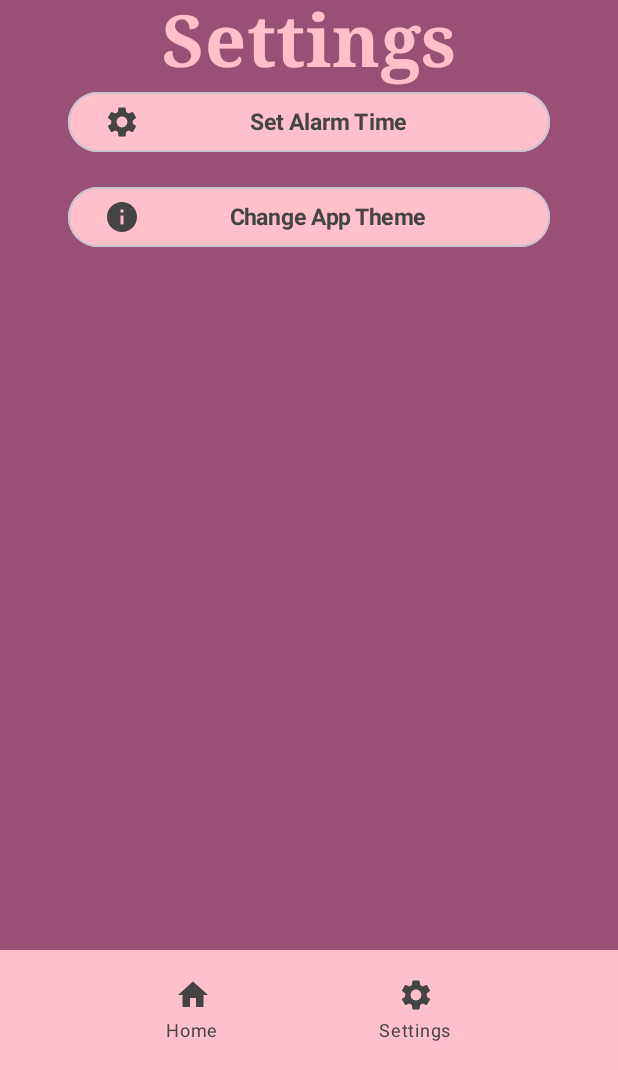
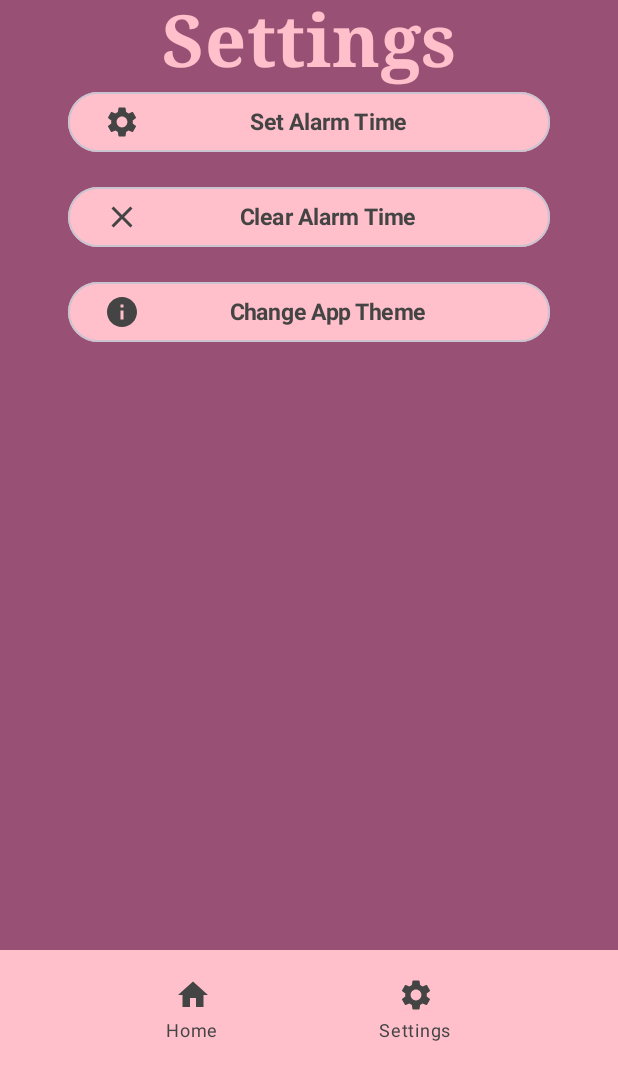
Before and after one commit to OliverAdams56/Android_Studio_Alarm_App, an Android app built with Jetpack Compose: the screen it shows after launch (MainActivity), after a tap on "Settings", on a phone screen of 412 x 824 dp, the part 166-1236 px from its top. Run offline under Robolectric (Android 15) with nearby library versions, the phone set to English and light mode, and no system bars.

```diff
--- a/app/src/main/AndroidManifest.xml
+++ b/app/src/main/AndroidManifest.xml
@@ -2,6 +2,7 @@
 <manifest xmlns:android="http://schemas.android.com/apk/res/android"
     xmlns:tools="http://schemas.android.com/tools">
 
+    <uses-permission android:name="android.permission.POST_NOTIFICATIONS" />
     <application
         android:allowBackup="true"
         android:dataExtractionRules="@xml/data_extraction_rules"
--- a/app/src/main/java/com/example/wakeup/MainActivity.kt
+++ b/app/src/main/java/com/example/wakeup/MainActivity.kt
@@ -1,36 +1,46 @@
 package com.example.wakeup
 
-import android.content.res.Configuration
+import android.Manifest
+import android.content.pm.PackageManager
+import android.os.Build
 import android.os.Bundle
+import android.widget.Toast
 import androidx.activity.ComponentActivity
 import androidx.activity.compose.setContent
 import androidx.activity.enableEdgeToEdge
-import androidx.compose.foundation.layout.Box
-import androidx.compose.foundation.layout.Column
-import androidx.compose.foundation.layout.fillMaxSize
-import androidx.compose.runtime.Composable
+import androidx.activity.result.ActivityResultLauncher
+import androidx.activity.result.contract.ActivityResultContracts
 import androidx.compose.runtime.collectAsState
 import androidx.compose.runtime.getValue
-import androidx.compose.runtime.mutableStateOf
-import androidx.compose.runtime.remember
 import androidx.compose.runtime.rememberCoroutineScope
-import androidx.compose.runtime.setValue
-import androidx.compose.ui.Modifier
-import androidx.compose.ui.tooling.preview.Preview
 import androidx.navigation.compose.rememberNavController
 import com.example.wakeup.data.ThemePreference.setThemePreference
 import com.example.wakeup.data.ThemePreference.themePreference
-import com.example.wakeup.ui.theme.MainBackgroundScreen
 import com.example.wakeup.ui.theme.NavHostSetup
 import com.example.wakeup.ui.theme.ui.theme.WakeUpTheme
 import kotlinx.coroutines.launch
 
+
 class MainActivity : ComponentActivity()
 {
+    private lateinit var requestPermissionLauncher: ActivityResultLauncher<String>
+
     override fun onCreate(savedInstanceState: Bundle?)
     {
         super.onCreate(savedInstanceState)
         enableEdgeToEdge()
+
+        // Initialize permission launcher
+        requestPermissionLauncher = registerForActivityResult(ActivityResultContracts.RequestPermission()) { isGranted: Boolean ->
+            if (isGranted)
+            {
+                Toast.makeText(this, "Notification permission granted", Toast.LENGTH_SHORT).show()
+            }
+            else
+            {
+                Toast.makeText(this, "Notification permission not granted", Toast.LENGTH_SHORT).show()
+            }
+        }
 
         setContent {
             val context = applicationContext
@@ -38,8 +48,6 @@ class MainActivity : ComponentActivity()
             val darkTheme by themePreferenceFlow.collectAsState(initial = false)
             val coroutineScope = rememberCoroutineScope()
 
-
-            //var darkTheme by remember { mutableStateOf(false) }
             val navController = rememberNavController()
             WakeUpTheme(darkTheme = darkTheme) {
                 NavHostSetup(navController = navController, darkTheme = darkTheme, onToggleTheme = {
@@ -48,11 +56,20 @@ class MainActivity : ComponentActivity()
                     }
                 })
             }
+
+            // Check and request notification permission if necessary
+            if (Build.VERSION.SDK_INT >= Build.VERSION_CODES.TIRAMISU)
+            {
+                if (checkSelfPermission(Manifest.permission.POST_NOTIFICATIONS) != PackageManager.PERMISSION_GRANTED)
+                {
+                    requestPermissionLauncher.launch(Manifest.permission.POST_NOTIFICATIONS)
+                }
+            }
         }
     }
 }
 
-
+/*
     @Preview(device = "spec:id=reference_foldable,shape=Normal,width=673,height=841,unit=dp,dpi=420")
     @Preview(
         showBackground = true,
@@ -89,5 +106,6 @@ fun Preview0()
                 }
             }
         }
-
     }
+}
+*/
--- a/app/src/main/java/com/example/wakeup/data/AppThemeChange.kt
+++ b/app/src/main/java/com/example/wakeup/data/AppThemeChange.kt
@@ -3,6 +3,7 @@ package com.example.wakeup.data
 import android.content.Context
 import androidx.datastore.preferences.core.booleanPreferencesKey
 import androidx.datastore.preferences.core.edit
+import androidx.datastore.preferences.core.stringPreferencesKey
 import androidx.datastore.preferences.preferencesDataStore
 import kotlinx.coroutines.flow.Flow
 import kotlinx.coroutines.flow.map
@@ -11,8 +12,10 @@ import kotlinx.coroutines.flow.map
 private const val THEME_PREFERENCES_NAME = "theme_preferences"
 private val Context.dataStore by preferencesDataStore(name = THEME_PREFERENCES_NAME)
 
-object ThemePreference {
+object ThemePreference
+{
     private val DARK_THEME_KEY = booleanPreferencesKey("dark_theme")
+    private val ALARM_TIME_KEY = stringPreferencesKey("alarm_time")
 
     // Function to read the theme from DataStore
     val Context.themePreference: Flow<Boolean>
@@ -21,9 +24,32 @@ object ThemePreference {
         }
 
     // Function to save the theme to DataStore
-    suspend fun Context.setThemePreference(darkTheme: Boolean) {
+    suspend fun Context.setThemePreference(darkTheme: Boolean)
+    {
         dataStore.edit { preferences ->
             preferences[DARK_THEME_KEY] = darkTheme
         }
     }
+
+    // Function to read the alarm time from DataStore
+    val Context.alarmTimePreference: Flow<String>
+        get() = dataStore.data.map { preferences ->
+                preferences[ALARM_TIME_KEY] ?: "Set Alarm Time" // Default alarm time
+            }
+
+    // Function to save the alarm time to DataStore
+    suspend fun Context.setAlarmTimePreference(alarmTime: String)
+    {
+        dataStore.edit { preferences ->
+            preferences[ALARM_TIME_KEY] = alarmTime
+        }
+    }
+
+    // Function to clear the alarm time from DataStore
+    suspend fun Context.clearAlarmTimePreference()
+    {
+        dataStore.edit { preferences ->
+            preferences.remove(ALARM_TIME_KEY)
+        }
+    }
 }
--- a/app/src/main/java/com/example/wakeup/ui/theme/AppSettings.kt
+++ b/app/src/main/java/com/example/wakeup/ui/theme/AppSettings.kt
@@ -19,6 +19,7 @@ import androidx.compose.foundation.layout.height
 import androidx.compose.foundation.layout.padding
 import androidx.compose.foundation.shape.RoundedCornerShape
 import androidx.compose.material.icons.Icons
+import androidx.compose.material.icons.filled.Clear
 import androidx.compose.material.icons.filled.Info
 import androidx.compose.material.icons.filled.Settings
 import androidx.compose.material3.ButtonDefaults
@@ -28,9 +29,11 @@ import androidx.compose.material3.OutlinedButton
 import androidx.compose.material3.Text
 import androidx.compose.runtime.Composable
 import androidx.compose.runtime.LaunchedEffect
+import androidx.compose.runtime.collectAsState
 import androidx.compose.runtime.getValue
 import androidx.compose.runtime.mutableStateOf
 import androidx.compose.runtime.remember
+import androidx.compose.runtime.rememberCoroutineScope
 import androidx.compose.runtime.setValue
 import androidx.compose.ui.Alignment
 import androidx.compose.ui.Modifier
@@ -44,15 +47,22 @@ import androidx.compose.ui.unit.dp
 import androidx.compose.ui.unit.sp
 import androidx.navigation.NavHostController
 import androidx.navigation.compose.rememberNavController
+import com.example.wakeup.data.ThemePreference.alarmTimePreference
+import com.example.wakeup.data.ThemePreference.clearAlarmTimePreference
+import com.example.wakeup.data.ThemePreference.setAlarmTimePreference
 import com.example.wakeup.ui.theme.ui.theme.WakeUpTheme
+import kotlinx.coroutines.launch
+import java.text.SimpleDateFormat
 import java.util.Calendar
 import java.util.Locale
 
 @Composable
 fun SettingsScreen(navController: NavHostController, darkTheme: Boolean, onToggleTheme: () -> Unit)
 {
+    val context = LocalContext.current
+    val alarmTime by context.alarmTimePreference.collectAsState(initial = "Set Alarm Time")
     var showAlarmBox by remember { mutableStateOf(false) }
-    var alarmTime by remember { mutableStateOf("Set Alarm Time") }
+    val coroutineScope = rememberCoroutineScope()
 
     Box(modifier = Modifier.fillMaxSize()) {
         SettingBackgroundScreen() // Use the same background
@@ -66,13 +76,22 @@ fun SettingsScreen(navController: NavHostController, darkTheme: Boolean, onToggl
                 BasicOutlinedButton(text = alarmTime, icon = Icons.Default.Settings, onClick = {
                     showAlarmBox = !showAlarmBox
                 })
+                BasicOutlinedButton(text = "Clear Alarm Time", icon = Icons.Default.Clear, // Use a clear icon
+                    onClick = {
+                        coroutineScope.launch {
+                            context.clearAlarmTimePreference() // Clear the alarm time from DataStore
+                        }
+                    })
+
                 BasicOutlinedButton(text = "Change App Theme", icon = Icons.Default.Info, onClick = {
                     onToggleTheme() // Ensure only one box is visible at a time
                 })
                 Spacer(modifier = Modifier.weight(1f))
 
                 AlarmBox(isVisible = showAlarmBox, onTimeSelected = { time ->
-                    alarmTime = "Alarm time is: $time"
+                    coroutineScope.launch {
+                        context.setAlarmTimePreference("Alarm time is: $time") // New: Save the alarm time to DataStore
+                    }
                     showAlarmBox = false
                 })
 
@@ -105,8 +124,8 @@ fun AlarmTimePicker(onTimeSelected: (String) -> Unit)
     val context = LocalContext.current
     val calendar = Calendar.getInstance()
 
-    val timePickerDialog = TimePickerDialog(context, { _, hourOfDay, minute ->
-        val formattedTime = String.format(Locale.getDefault(), "%02d:%02d", hourOfDay, minute)
+    val timePickerDialog = TimePickerDialog(context, { _, _, _ ->
+        val formattedTime = SimpleDateFormat("hh:mm a", Locale.getDefault()).format(calendar.time)
         onTimeSelected(formattedTime)
     }, calendar.get(Calendar.HOUR_OF_DAY), calendar.get(Calendar.MINUTE), false)
 
@@ -138,8 +157,7 @@ fun Preview()
             SettingBackgroundScreen()
             Column(modifier = Modifier.fillMaxSize()) {
                 Spacer(modifier = Modifier.weight(1f))
-                val navController = rememberNavController()
-                //SettingsScreen(navController)
+                val navController = rememberNavController() //SettingsScreen(navController)
             }
         }
     }
```
Lines whose indentation alone changed are shown as unchanged.
